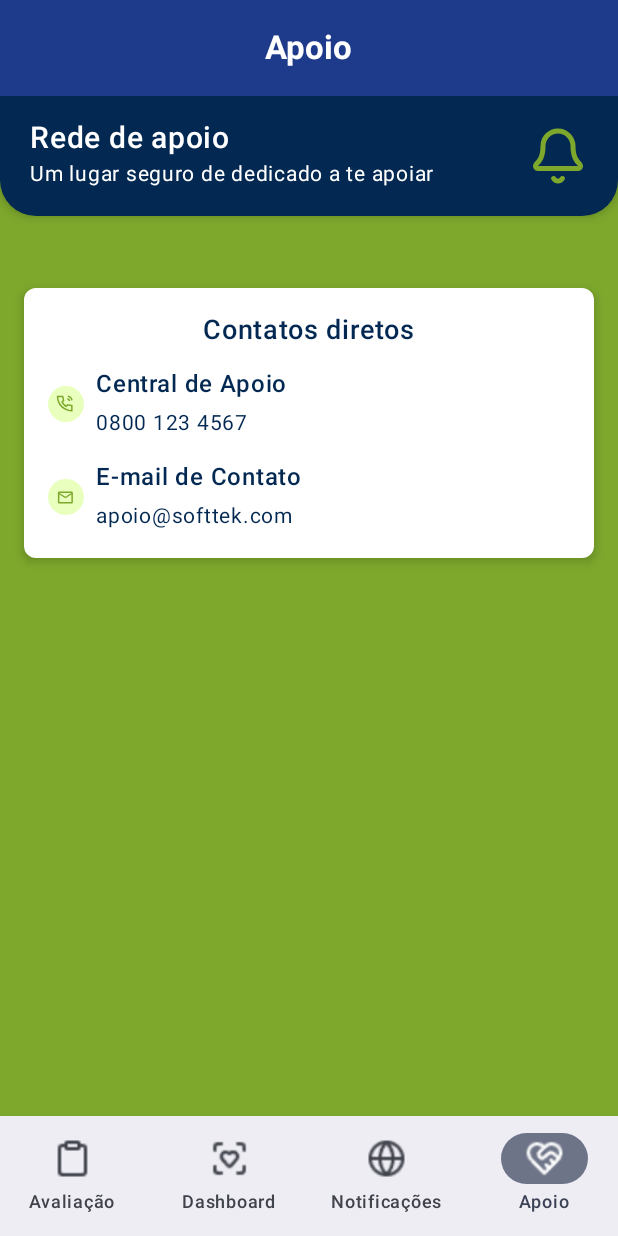
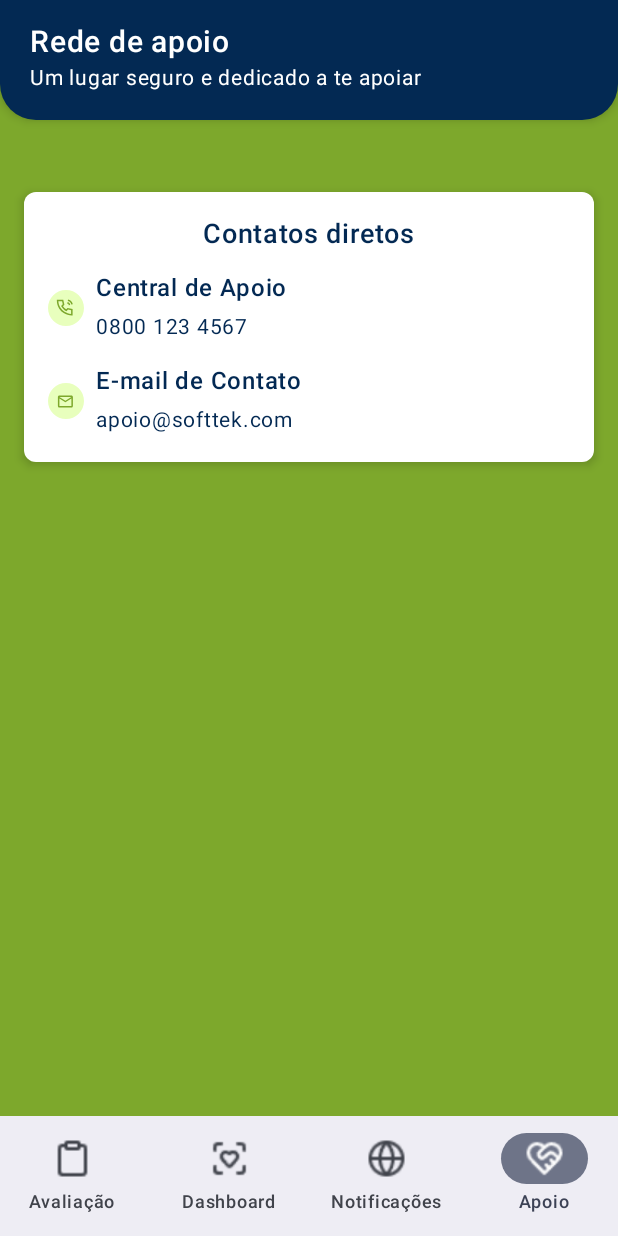
Before and after one commit to ThiagoFdaSLopes/appsoftek, an Android app built with Jetpack Compose: the NotificationsScreen screen opened through its navigation route, item 4 of the bottom bar chosen, on a phone screen of 412 x 824 dp. Run offline under Robolectric (Android 15) with nearby library versions, the phone set to English and light mode, and no system bars; our stand-ins replace Room's generated code, livedata-compose.

Commit message:
Ajustes gerais (#10)
* fix: ajustes

* fix: ajustes gerais

```diff
--- a/app/src/main/java/com/grupo/appsoftek/MainActivity.kt
+++ b/app/src/main/java/com/grupo/appsoftek/MainActivity.kt
@@ -1,10 +1,13 @@
 package com.grupo.appsoftek
 
+//import com.grupo.appsoftek.ui.theme.view.ResourcesScreen
 import android.os.Bundle
+import android.widget.Toast
 import androidx.activity.ComponentActivity
 import androidx.activity.compose.setContent
 import androidx.activity.enableEdgeToEdge
 import androidx.compose.foundation.layout.padding
+import androidx.compose.foundation.layout.size
 import androidx.compose.material.icons.Icons
 import androidx.compose.material.icons.automirrored.filled.ArrowBack
 import androidx.compose.material3.CenterAlignedTopAppBar
@@ -17,14 +20,18 @@ import androidx.compose.material3.Scaffold
 import androidx.compose.material3.Text
 import androidx.compose.material3.TopAppBarDefaults
 import androidx.compose.runtime.Composable
+import androidx.compose.runtime.collectAsState
 import androidx.compose.runtime.derivedStateOf
 import androidx.compose.runtime.getValue
 import androidx.compose.runtime.remember
+import androidx.compose.runtime.rememberCoroutineScope
 import androidx.compose.ui.Modifier
 import androidx.compose.ui.graphics.Color
 import androidx.compose.ui.res.painterResource
 import androidx.compose.ui.text.font.FontWeight
+import androidx.compose.ui.unit.dp
 import androidx.core.splashscreen.SplashScreen.Companion.installSplashScreen
+import androidx.lifecycle.viewmodel.compose.viewModel
 import androidx.navigation.NavController
 import androidx.navigation.NavDestination.Companion.hierarchy
 import androidx.navigation.NavGraph.Companion.findStartDestination
@@ -36,24 +43,16 @@ import androidx.navigation.compose.rememberNavController
 import androidx.navigation.navArgument
 import com.grupo.appsoftek.ui.theme.AppSoftekTheme
 import com.grupo.appsoftek.ui.theme.view.ClimaQuestionScreen
+import com.grupo.appsoftek.ui.theme.view.DashboardScreen
 import com.grupo.appsoftek.ui.theme.view.MoodTrackingScreen
+import com.grupo.appsoftek.ui.theme.view.NotificationsScreen
 import com.grupo.appsoftek.ui.theme.view.ProductivityQuestionScreen
 import com.grupo.appsoftek.ui.theme.view.QuestionsComunicationScreen
 import com.grupo.appsoftek.ui.theme.view.QuestionsLeadersheapScreen
-import com.grupo.appsoftek.ui.theme.view.ResourcesScreen
 import com.grupo.appsoftek.ui.theme.view.RiskAssessmentScreen
 import com.grupo.appsoftek.ui.theme.view.SectionDetailScreen
-import com.grupo.appsoftek.ui.theme.view.SupportScreen
+import com.grupo.appsoftek.ui.theme.view.SupportNetworking
 import com.grupo.appsoftek.ui.theme.view.WorkloadQuestionScreen
-import android.widget.Toast
-import androidx.compose.foundation.layout.size
-import androidx.compose.runtime.collectAsState
-import androidx.compose.runtime.rememberCoroutineScope
-import androidx.compose.ui.unit.dp
-import androidx.lifecycle.viewmodel.compose.viewModel
-import com.grupo.appsoftek.ui.theme.view.DashboardScreen
-import com.grupo.appsoftek.ui.theme.view.NotificationsScreen
-import com.grupo.appsoftek.ui.theme.view.SupportNetworking
 import com.grupo.appsoftek.ui.theme.viewmodel.QuestionResponseViewModel
 import kotlinx.coroutines.launch
 
@@ -93,7 +92,8 @@ sealed class Screen(val route: String, val title: String, val icon: Int) {
     object ClimaQuestionsScreen : Screen("clima", "Clima", R.drawable.hand_heart)
 
     // Nova rota para a tela de perguntas sobre comunication
-    object QuestionsComunicationScreen : Screen("comunication", "Comunicação", R.drawable.hand_heart)
+    object QuestionsComunicationScreen :
+        Screen("comunication", "Comunicação", R.drawable.hand_heart)
 
     // Nova rota para a tela de perguntas sobre comunication
     object QuestionsLeadersheapScreen : Screen("liderança", "Liderança", R.drawable.hand_heart)
@@ -122,6 +122,19 @@ fun AppNavigation() {
         Screen.Support
     )
 
+    // Rotas onde NÃO queremos mostrar o TopBar
+    val noTopBarRoutes = listOf(
+        Screen.Dashboard.route,
+        Screen.Resources.route,
+        Screen.Support.route
+    )
+
+    // Exibir TopBar quando a rota atual NÃO estiver em noTopBarRoutes
+    val showTopBar by remember(currentRoute) {
+        derivedStateOf { currentRoute !in noTopBarRoutes }
+    }
+
+
     // Determina se estamos em uma tela secundária que precisa de botão voltar
     val showBackButton by remember(currentRoute) {
         derivedStateOf {
@@ -136,6 +149,7 @@ fun AppNavigation() {
                 val sectionTitle = navBackStackEntry?.arguments?.getString("sectionTitle") ?: ""
                 sectionTitle
             }
+
             currentRoute == Screen.Assessment.route -> Screen.Assessment.title
             currentRoute == Screen.Dashboard.route -> Screen.Dashboard.title
             currentRoute == Screen.Resources.route -> Screen.Resources.title
@@ -151,14 +165,18 @@ fun AppNavigation() {
     }
 
     // Determina se devemos mostrar a barra de navegação inferior
+//    val showBottomBar by remember(currentRoute) {
+//        derivedStateOf {
+//            mainScreens.any { it.route == currentRoute }
+//        }
+//    }
     val showBottomBar by remember(currentRoute) {
-        derivedStateOf {
-            mainScreens.any { it.route == currentRoute }
-        }
+        derivedStateOf { currentRoute in mainScreens.map { it.route } }
     }
 
     Scaffold(
         topBar = {
+            if (showTopBar) {
                 CenterAlignedTopAppBar(
                     title = {
                         Text(
@@ -167,7 +185,7 @@ fun AppNavigation() {
                         )
                     },
                     navigationIcon = {
-                    if (showBackButton) {
+                        if (currentRoute != null && currentRoute !in mainScreens.map { it.route }) {
                             IconButton(onClick = { navController.popBackStack() }) {
                                 Icon(
                                     imageVector = Icons.AutoMirrored.Filled.ArrowBack,
@@ -182,6 +200,7 @@ fun AppNavigation() {
                         navigationIconContentColor = Color.White
                     )
                 )
+            }
         },
         bottomBar = {
             if (showBottomBar) {
@@ -204,12 +223,12 @@ fun AppNavigation() {
                         // mapeia o tipo de questionário a partir do título
                         val questionnaireType = when (sectionTitle) {
                             "Bem-estar emocional" -> "mood_tracking"
-                            "Carga de trabalho"     -> "carga-de-trabalho"
-                            "Produtividade"        -> "produtividade"
-                            "Clima"                -> "clima"
-                            "Comunicação"          -> "comunicacao"
-                            "Liderança"            -> "liderança"
-                            else                   -> ""
+                            "Carga de trabalho" -> "carga-de-trabalho"
+                            "Produtividade" -> "produtividade"
+                            "Clima" -> "clima"
+                            "Comunicação" -> "comunicacao"
+                            "Liderança" -> "liderança"
+                            else -> ""
                         }
                         // checa e navega ou mostra Toast
                         scope.launch {
@@ -231,7 +250,11 @@ fun AppNavigation() {
                                     "Apoio" -> navController.navigate(Screen.Support.route)
                                     "Notificações" -> navController.navigate(Screen.Resources.route)
                                     "Bem-estar emocional" -> navController.navigate(Screen.BemEstarEmocional.route)
-                                    else -> navController.navigate(Screen.SectionDetail.createRoute(sectionTitle))
+                                    else -> navController.navigate(
+                                        Screen.SectionDetail.createRoute(
+                                            sectionTitle
+                                        )
+                                    )
                                 }
                             }
                         }
--- a/app/src/main/java/com/grupo/appsoftek/ui/theme/components/HeadDefault.kt
+++ b/app/src/main/java/com/grupo/appsoftek/ui/theme/components/HeadDefault.kt
@@ -1,25 +1,19 @@
 package com.grupo.appsoftek.ui.theme.components
 
-import androidx.compose.foundation.Image
 import androidx.compose.foundation.layout.Arrangement
 import androidx.compose.foundation.layout.Column
 import androidx.compose.foundation.layout.Row
-import androidx.compose.foundation.layout.Spacer
 import androidx.compose.foundation.layout.fillMaxWidth
 import androidx.compose.foundation.layout.padding
-import androidx.compose.foundation.layout.size
-import androidx.compose.foundation.layout.width
 import androidx.compose.material3.Surface
 import androidx.compose.material3.Text
 import androidx.compose.runtime.Composable
 import androidx.compose.ui.Alignment
 import androidx.compose.ui.Modifier
-import androidx.compose.ui.res.painterResource
 import androidx.compose.ui.text.font.FontWeight
 import androidx.compose.ui.tooling.preview.Preview
 import androidx.compose.ui.unit.dp
 import androidx.compose.ui.unit.sp
-import com.grupo.appsoftek.R
 import com.grupo.appsoftek.ui.theme.Bluettek
 import com.grupo.appsoftek.ui.theme.Whitettek
 
@@ -59,14 +53,6 @@ fun HeadDefault(
                     fontSize = 14.sp
                 )
             }
-            if (showNotificationIcon) {
-                Spacer(modifier = Modifier.width(8.dp))
-                Image(
-                    painter = painterResource(id = R.drawable.icon_notif),
-                    contentDescription = "Ícone de notificação",
-                    modifier = Modifier.size(40.dp)
-                )
-            }
         }
     }
 }
--- a/app/src/main/java/com/grupo/appsoftek/ui/theme/components/HeadTitle.kt
+++ b/app/src/main/java/com/grupo/appsoftek/ui/theme/components/HeadTitle.kt
@@ -48,7 +48,7 @@ fun HeadTitle(modifier: Modifier = Modifier) {
             Column {
                 Text(
                     text = "Seus lembretes",
-                    color = Whitettek,
+                    color = Whitettek, //Cor branca
                     fontSize = 20.sp,
                     fontWeight = FontWeight.SemiBold,
                 )
--- a/app/src/main/java/com/grupo/appsoftek/ui/theme/view/SupportNetworkScreen.kt
+++ b/app/src/main/java/com/grupo/appsoftek/ui/theme/view/SupportNetworkScreen.kt
@@ -1,6 +1,5 @@
 package com.grupo.appsoftek.ui.theme.view
 
-import androidx.compose.foundation.background
 import androidx.compose.foundation.layout.Column
 import androidx.compose.foundation.layout.Spacer
 import androidx.compose.foundation.layout.fillMaxSize
@@ -23,10 +22,10 @@ fun SupportNetworking(modifier: Modifier = Modifier) {
     ) {
         Column(
             horizontalAlignment = Alignment.CenterHorizontally,
-        ){
+        ) {
             HeadDefault(
                 title = "Rede de apoio",
-                subtitle = "Um lugar seguro de dedicado a te apoiar"
+                subtitle = "Um lugar seguro e dedicado a te apoiar"
             )
 
             Spacer(modifier = Modifier.height(40.dp))
```
Also changed, not shown: app/src/main/java/com/grupo/appsoftek/ui/theme/components/HeadCard.kt (+25 -8 lines), app/src/main/java/com/grupo/appsoftek/ui/theme/components/QuestionaireOptionsNumeric.kt (+5 -4 lines), app/src/main/java/com/grupo/appsoftek/ui/theme/components/QuestionnaireText.kt (+7 -4 lines), app/src/main/java/com/grupo/appsoftek/ui/theme/view/MoodTrackingScreen.kt (+0 -15 lines), app/src/main/java/com/grupo/appsoftek/ui/theme/view/NotificationsScreen.kt (+3 -7 lines), app/src/main/java/com/grupo/appsoftek/ui/theme/view/ResourcesScreen.kt (deleted, +0 -32 lines), app/src/main/java/com/grupo/appsoftek/ui/theme/view/WorkloadQuestionScreen.kt (+3 -9 lines). Lines whose indentation alone changed are shown as unchanged.
